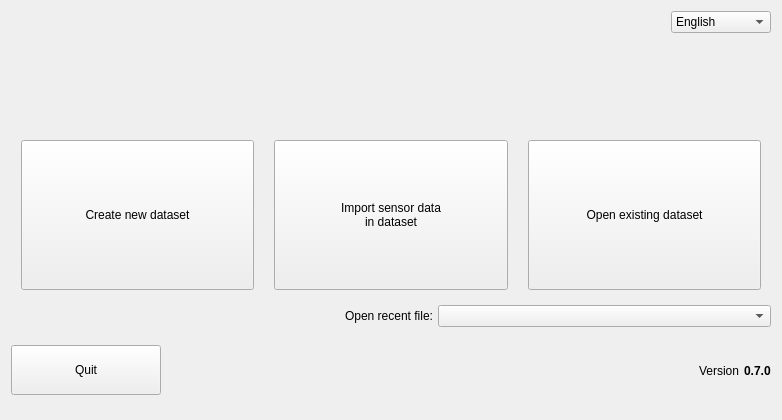
The window that python/resources/ui/StartDialog.ui (introlab/OpenIMU) describes before a commit, drawn with Qt 5.
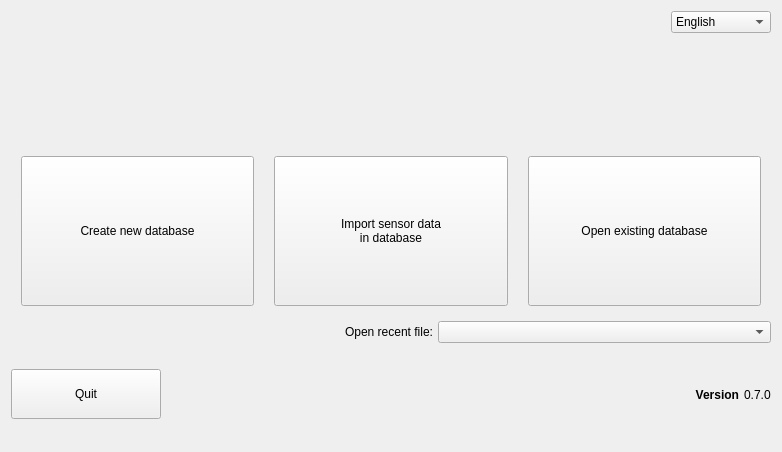
The same window after the commit. Icons and pictures are not drawn.

Diff of the .ui file:
```diff
--- a/python/resources/ui/StartDialog.ui
+++ b/python/resources/ui/StartDialog.ui
@@ -10,7 +10,7 @@
     <x>0</x>
     <y>0</y>
     <width>782</width>
-    <height>420</height>
+    <height>452</height>
    </rect>
   </property>
   <property name="windowTitle">
@@ -140,7 +140,7 @@
         <bool>false</bool>
        </property>
        <property name="text">
-        <string>Create new dataset</string>
+        <string>Create new database</string>
        </property>
        <property name="icon">
         <iconset resource="../core.qrc">
@@ -182,7 +182,7 @@
        </property>
        <property name="text">
         <string>Import sensor data
-in dataset</string>
+in database</string>
        </property>
        <property name="icon">
         <iconset resource="../core.qrc">
@@ -223,7 +223,7 @@
         <cursorShape>PointingHandCursor</cursorShape>
        </property>
        <property name="text">
-        <string>Open existing dataset</string>
+        <string>Open existing database</string>
        </property>
        <property name="icon">
         <iconset resource="../core.qrc">
@@ -358,6 +358,11 @@
          <verstretch>0</verstretch>
         </sizepolicy>
        </property>
+       <property name="font">
+        <font>
+         <bold>true</bold>
+        </font>
+       </property>
        <property name="text">
         <string>Version</string>
        </property>
@@ -373,7 +378,7 @@
       <widget class="QLabel" name="lblVersionValue">
        <property name="font">
         <font>
-         <bold>true</bold>
+         <bold>false</bold>
         </font>
        </property>
        <property name="text">
```
